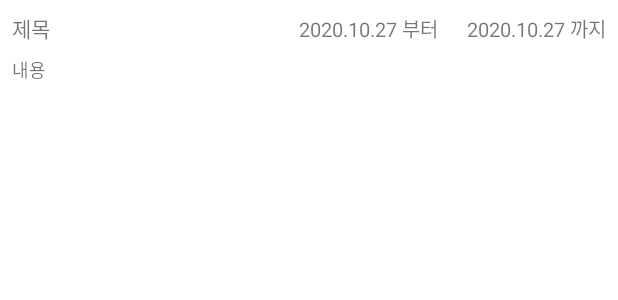
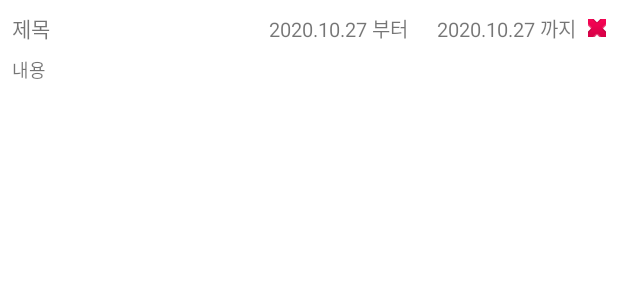
Before and after one commit to Ajou-Connect/OneBoard-Android, an Android app: the layout list_item_assignment.xml on its own in the app's theme, with its tools: preview values and no code run, on a phone screen of 412 x 824 dp. Shown: the top 300 px of the screen. Run offline under Robolectric (Android 15) with nearby library versions, the phone set to English and light mode, and no system bars.

Commit message:
Add `Delete Function` in `Notice`, `Assignment`.

```diff
--- a/app/src/main/res/layout/list_item_assignment.xml
+++ b/app/src/main/res/layout/list_item_assignment.xml
@@ -38,11 +38,12 @@
             android:layout_width="0dp"
             android:layout_height="wrap_content"
             android:layout_marginTop="8dp"
+            android:layout_marginEnd="8dp"
             android:layout_marginBottom="8dp"
+            android:text="@{item.content}"
             android:textSize="12sp"
-            android:text="@{item.content}"
             app:layout_constraintBottom_toBottomOf="parent"
-            app:layout_constraintEnd_toEndOf="@+id/listItemAssignmentEnd"
+            app:layout_constraintEnd_toEndOf="parent"
             app:layout_constraintStart_toStartOf="@+id/listItemAssignmentTitle"
             app:layout_constraintTop_toBottomOf="@+id/listItemAssignmentTitle"
             tools:text="내용" />
@@ -64,11 +65,23 @@
             android:layout_width="wrap_content"
             android:layout_height="wrap_content"
             android:layout_marginEnd="8dp"
+            android:text="@{item.endDT}"
             android:textSize="13sp"
-            android:text="@{item.endDT}"
+            app:layout_constraintBottom_toBottomOf="@+id/listItemAssignmentTitle"
+            app:layout_constraintEnd_toStartOf="@+id/listItemAssignmentDelete"
+            app:layout_constraintTop_toTopOf="@+id/listItemAssignmentTitle"
+            tools:text="2020.10.27 까지" />
+
+        <ImageButton
+            android:id="@+id/listItemAssignmentDelete"
+            android:layout_width="12dp"
+            android:layout_height="12dp"
+            android:layout_marginEnd="8dp"
+            android:visibility="visible"
             app:layout_constraintBottom_toBottomOf="@+id/listItemAssignmentTitle"
             app:layout_constraintEnd_toEndOf="parent"
             app:layout_constraintTop_toTopOf="@+id/listItemAssignmentTitle"
-            tools:text="2020.10.27 까지" />
+            app:srcCompat="@android:drawable/ic_delete" />
+
     </androidx.constraintlayout.widget.ConstraintLayout>
 </layout>
```
Also changed, not shown: app/src/main/java/kr/khs/oneboard/adapters/AssignmentListAdapter.kt (+22 -4 lines), app/src/main/java/kr/khs/oneboard/adapters/NoticeListAdapter.kt (+22 -4 lines), app/src/main/java/kr/khs/oneboard/ui/AssignmentFragment.kt (+11 -0 lines), app/src/main/java/kr/khs/oneboard/ui/NoticeFragment.kt (+11 -0 lines), app/src/main/java/kr/khs/oneboard/viewmodels/AssignmentViewModel.kt (+8 -0 lines), app/src/main/java/kr/khs/oneboard/viewmodels/NoticeViewModel.kt (+8 -0 lines), app/src/main/res/layout/list_item_notice.xml (+16 -4 lines).
